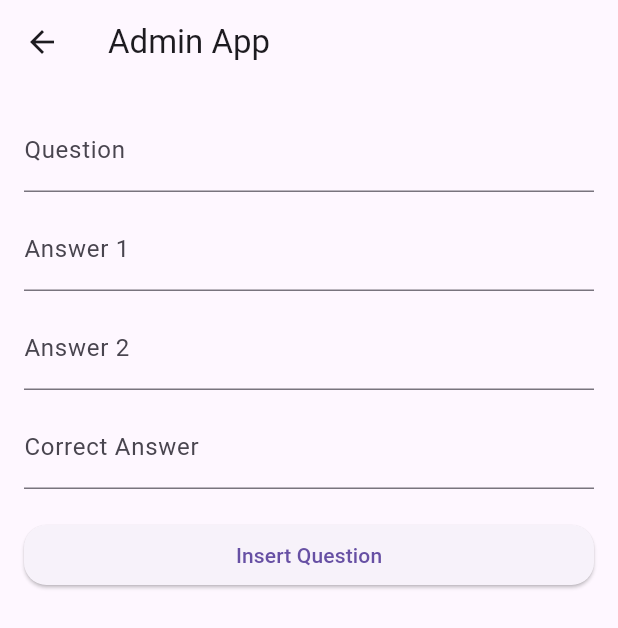
After one commit to Silina-Elfil/quizApp, a Flutter app: the AdminPage screen opened directly, after a tap on "Insert Question", on a phone screen of 412 x 824 dp. The commit adds this screen. Shown: the top 628 px of the screen. Run offline on Flutter 3.47's test engine with Material 3 defaults, Android fonts, the phone set to English and light mode, and no system bars; network calls fail.

Commit message:
changes saved

```diff
--- /dev/null
+++ b/lib/adminpage.dart
@@ -0,0 +1,101 @@
+import 'dart:convert';
+import 'package:flutter/material.dart';
+import 'package:http/http.dart' as http;
+
+const String _baseURL = 'silinaapp.000webhostapp.com'; // Replace with your API base URL
+
+void main() {
+  runApp(MyApp());
+}
+
+class MyApp extends StatelessWidget {
+  @override
+  Widget build(BuildContext context) {
+    return MaterialApp(
+      title: 'Admin Dashboard',
+      theme: ThemeData(
+        primarySwatch: Colors.blue,
+      ),
+      home: AdminPage(),
+    );
+  }
+}
+
+class AdminPage extends StatefulWidget {
+  @override
+  _AdminPageState createState() => _AdminPageState();
+}
+
+class _AdminPageState extends State<AdminPage> {
+  TextEditingController questionController = TextEditingController();
+  TextEditingController answer1Controller = TextEditingController();
+  TextEditingController answer2Controller = TextEditingController();
+  TextEditingController correctAnswerController = TextEditingController();
+
+  Future<void> insertQuestion() async {
+    final url = Uri.https(_baseURL, 'insertQuestion.php');
+    final response = await http.post(
+      url,
+      body: {
+        'question': questionController.text,
+        'answer1': answer1Controller.text,
+        'answer2': answer2Controller.text,
+        'correct_answer': correctAnswerController.text,
+      },
+    );
+
+    if (response.statusCode == 200) {
+      print('Question inserted successfully');
+      // Optionally, you can show a success message or clear the text fields.
+    } else {
+      print('Failed to insert question');
+      // Optionally, you can show an error message.
+    }
+  }
+
+  @override
+  Widget build(BuildContext context) {
+    return Scaffold(
+      appBar: AppBar(
+        title: const Text('Admin App'),
+      ),
+      body: Padding(
+        padding: const EdgeInsets.all(16.0),
+        child: Column(
+          crossAxisAlignment: CrossAxisAlignment.stretch,
+          children: [
+            TextField(
+              controller: questionController,
+              decoration: const InputDecoration(labelText: 'Question'),
+            ),
+            const SizedBox(height: 10),
+            TextField(
+              controller: answer1Controller,
+              decoration: const InputDecoration(labelText: 'Answer 1'),
+            ),
+            const SizedBox(height: 10),
+            TextField(
+              controller: answer2Controller,
+              decoration: const InputDecoration(labelText: 'Answer 2'),
+            ),
+            const SizedBox(height: 10),
+            TextField(
+              controller: correctAnswerController,
+              decoration: const InputDecoration(labelText: 'Correct Answer'),
+            ),
+            const SizedBox(height: 20),
+            ElevatedButton(
+              onPressed: insertQuestion,
+              style: ElevatedButton.styleFrom(
+                shape: RoundedRectangleBorder(
+                    borderRadius: BorderRadius.circular(15)
+                ),
+            ),
+              child: const Text('Insert Question'),
+            ),
+          ],
+        ),
+      ),
+    );
+  }
+}
--- a/lib/scorepage.dart
+++ b/lib/scorepage.dart
@@ -27,7 +27,7 @@ class ScorePage extends StatelessWidget {
       stars = 0;
     }
 
-    if (percentage >= 0.25) {
+    if (percentage > 0.25) {
       resultImage = 'assets/winner.png';
     } else {
       resultImage = 'assets/looser.png';
```
Also changed, not shown: lib/main.dart (+26 -0 lines), lib/quiz.dart (+37 -18 lines).
